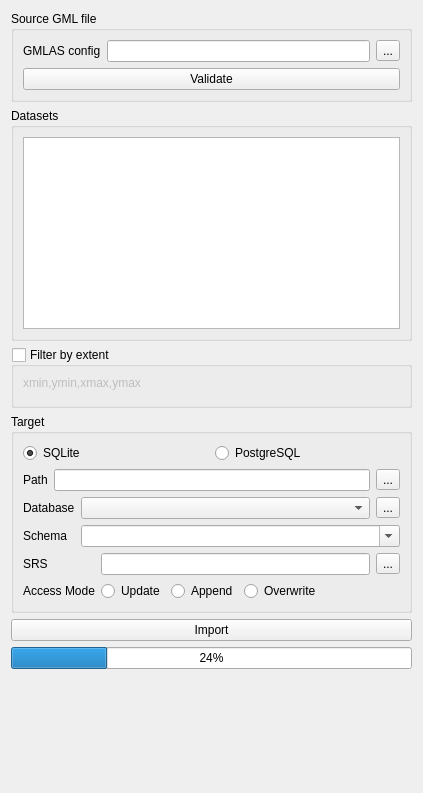
Before: the Qt Designer form gml_application_schema_toolbox/ui/import_gmlas_panel.ui in BRGM/gml_application_schema_toolbox, drawn with Qt 5.
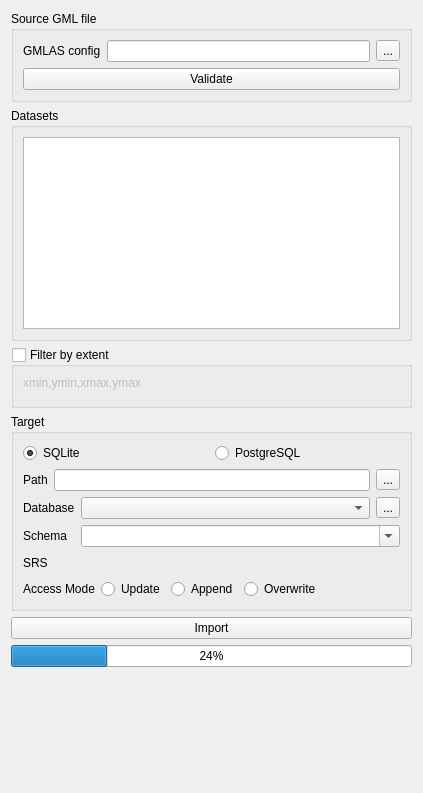
After: the same form once the commit is applied. Custom widgets are drawn as their Qt base class.

Commit message: Add target SRS selection

Patch:
```diff
--- a/gml_application_schema_toolbox/ui/import_gmlas_panel.ui
+++ b/gml_application_schema_toolbox/ui/import_gmlas_panel.ui
@@ -232,12 +232,12 @@
         <item row="0" column="1">
          <layout class="QHBoxLayout" name="horizontalLayout_4">
           <item>
-           <widget class="QLineEdit" name="lineEdit_13"/>
-          </item>
-          <item>
-           <widget class="QToolButton" name="toolButton_2">
-            <property name="text">
-             <string>...</string>
+           <widget class="QgsProjectionSelectionWidget" name="srsSelectionWidget" native="true">
+            <property name="minimumSize">
+             <size>
+              <width>100</width>
+              <height>20</height>
+             </size>
             </property>
            </widget>
           </item>
@@ -329,6 +329,12 @@
    <header>gml_application_schema_toolbox.gui.bbox_widget</header>
    <container>1</container>
   </customwidget>
+  <customwidget>
+   <class>QgsProjectionSelectionWidget</class>
+   <extends>QWidget</extends>
+   <header>qgis.gui</header>
+   <container>1</container>
+  </customwidget>
  </customwidgets>
  <resources/>
  <connections/>
```
The commit also changes 1 other file.
